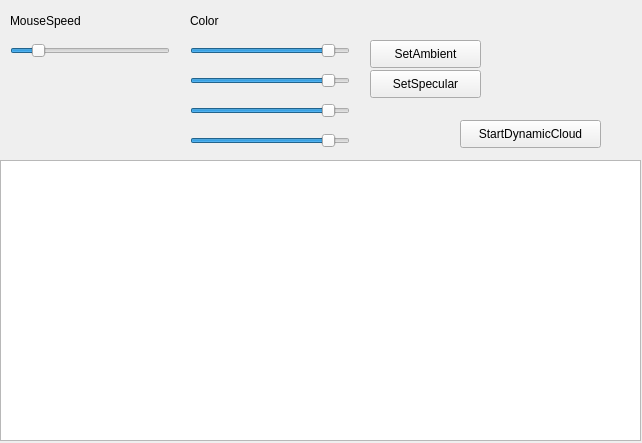
Above: mainwindow.ui from HermitZHQ/QtOpenGL before the change. Below: the same form after it.
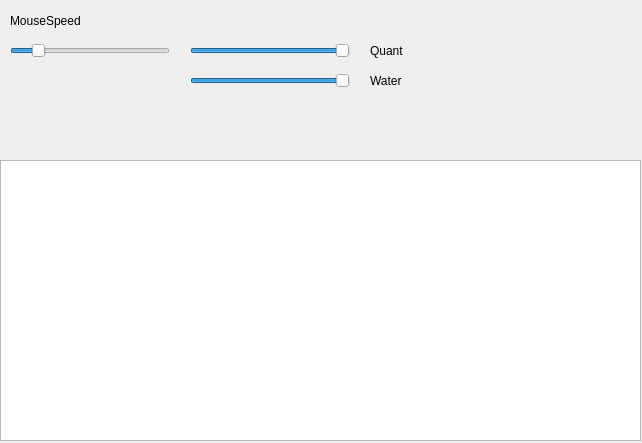
That is the form after the change.

Patch:
```diff
--- a/mainwindow.ui
+++ b/mainwindow.ui
@@ -14,32 +14,6 @@
    <string>MainWindow</string>
   </property>
   <widget class="QWidget" name="centralwidget">
-   <widget class="QPushButton" name="btn_Specular">
-    <property name="geometry">
-     <rect>
-      <x>370</x>
-      <y>70</y>
-      <width>111</width>
-      <height>28</height>
-     </rect>
-    </property>
-    <property name="text">
-     <string>SetSpecular</string>
-    </property>
-   </widget>
-   <widget class="QPushButton" name="btn_Ambient">
-    <property name="geometry">
-     <rect>
-      <x>370</x>
-      <y>40</y>
-      <width>111</width>
-      <height>28</height>
-     </rect>
-    </property>
-    <property name="text">
-     <string>SetAmbient</string>
-    </property>
-   </widget>
    <widget class="QListWidget" name="list_info">
     <property name="geometry">
      <rect>
@@ -88,14 +62,14 @@
    <widget class="QLabel" name="label_2">
     <property name="geometry">
      <rect>
-      <x>190</x>
-      <y>10</y>
+      <x>370</x>
+      <y>40</y>
       <width>101</width>
       <height>21</height>
      </rect>
     </property>
     <property name="text">
-     <string>Color</string>
+     <string>Quant</string>
     </property>
    </widget>
    <widget class="QSlider" name="slid_R">
@@ -108,13 +82,13 @@
      </rect>
     </property>
     <property name="minimum">
-     <number>0</number>
+     <number>2</number>
     </property>
     <property name="maximum">
-     <number>255</number>
+     <number>6</number>
     </property>
     <property name="value">
-     <number>230</number>
+     <number>6</number>
     </property>
     <property name="orientation">
      <enum>Qt::Horizontal</enum>
@@ -130,73 +104,29 @@
      </rect>
     </property>
     <property name="minimum">
-     <number>0</number>
+     <number>8</number>
     </property>
     <property name="maximum">
-     <number>255</number>
+     <number>64</number>
     </property>
     <property name="value">
-     <number>230</number>
+     <number>64</number>
     </property>
     <property name="orientation">
      <enum>Qt::Horizontal</enum>
     </property>
    </widget>
-   <widget class="QSlider" name="slid_B">
+   <widget class="QLabel" name="label_3">
     <property name="geometry">
      <rect>
-      <x>190</x>
-      <y>100</y>
-      <width>160</width>
-      <height>22</height>
+      <x>370</x>
+      <y>70</y>
+      <width>101</width>
+      <height>21</height>
      </rect>
     </property>
-    <property name="minimum">
-     <number>0</number>
-    </property>
-    <property name="maximum">
-     <number>255</number>
-    </property>
-    <property name="value">
-     <number>230</number>
-    </property>
-    <property name="orientation">
-     <enum>Qt::Horizontal</enum>
-    </property>
-   </widget>
-   <widget class="QSlider" name="slid_A">
-    <property name="geometry">
-     <rect>
-      <x>190</x>
-      <y>130</y>
-      <width>160</width>
-      <height>22</height>
-     </rect>
-    </property>
-    <property name="minimum">
-     <number>0</number>
-    </property>
-    <property name="maximum">
-     <number>255</number>
-    </property>
-    <property name="value">
-     <number>230</number>
-    </property>
-    <property name="orientation">
-     <enum>Qt::Horizontal</enum>
-    </property>
-   </widget>
-   <widget class="QPushButton" name="btn_start_dynamic_cloud">
-    <property name="geometry">
-     <rect>
-      <x>460</x>
-      <y>120</y>
-      <width>141</width>
-      <height>28</height>
-     </rect>
-    </property>
     <property name="text">
-     <string>StartDynamicCloud</string>
+     <string>Water</string>
     </property>
    </widget>
   </widget>
```
Left out of the diff: 36 changed lines with no effect on the pictures.
